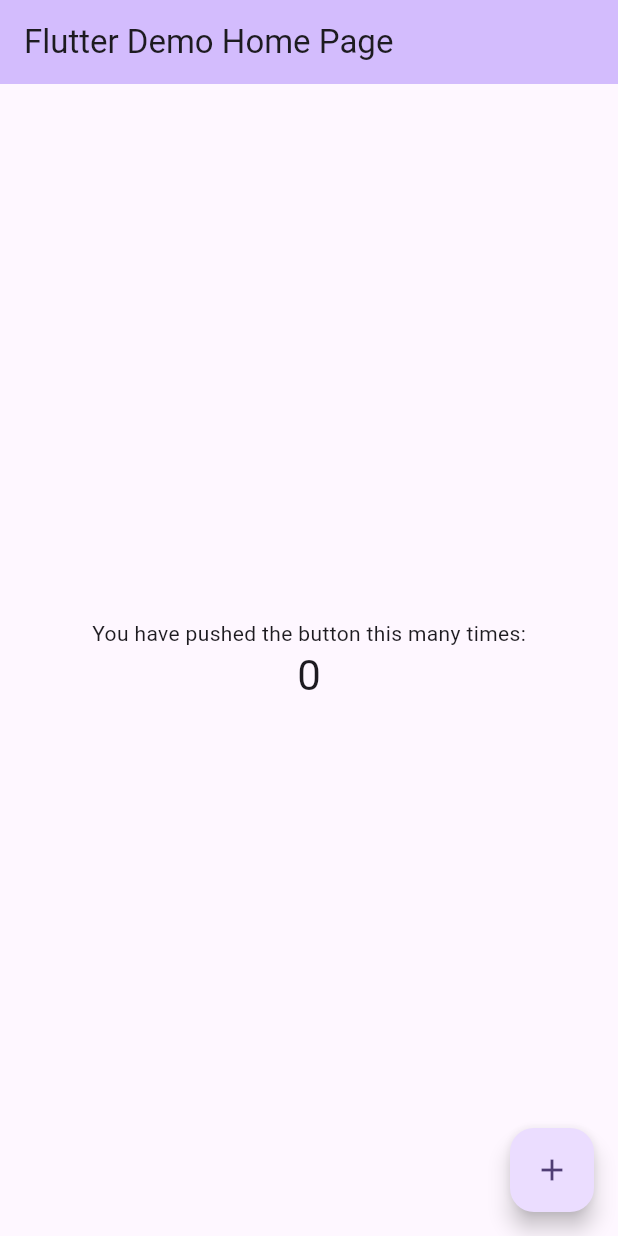
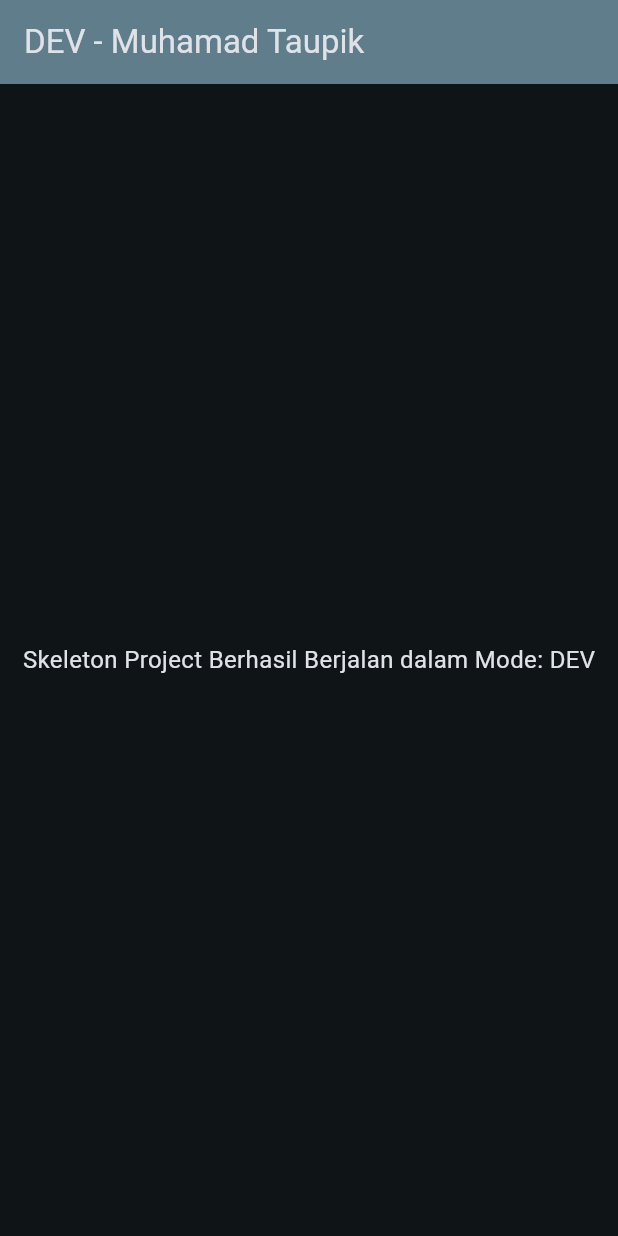
Before and after one commit to pik15/EAS_MPL_Taupik, a Flutter app: the screen it shows after launch, on a phone screen of 412 x 824 dp. Run offline on Flutter 3.47's test engine with Material 3 defaults, Android fonts, the phone set to English and light mode, and no system bars; our stand-ins replace dio, get_it, go_router.

Commit message:
feat: integrate core configuration, routing, and injection inside main.dart

```diff
--- a/lib/core/routing/app_router.dart
+++ b/lib/core/routing/app_router.dart
@@ -0,0 +1,14 @@
+import 'package:go_router/go_router.dart';
+import '../../features/home/presentation/pages/home_page.dart';
+
+class AppRouter {
+  static final router = GoRouter(
+    initialLocation: '/',
+    routes: [
+      GoRoute(
+        path: '/',
+        builder: (context, state) => const HomePage(),
+      ),
+    ],
+  );
+}
--- a/lib/features/home/presentation/pages/home_page.dart
+++ b/lib/features/home/presentation/pages/home_page.dart
@@ -0,0 +1,22 @@
+import 'package:flutter/material.dart';
+import '../../../../core/config/env_config.dart';
+
+class HomePage extends StatelessWidget {
+  const HomePage({super.key});
+
+  @override
+  Widget build(BuildContext context) {
+    return Scaffold(
+      appBar: AppBar(
+        title: Text(EnvConfig.appName), // Nama Dinamis sesuai Flavor
+        backgroundColor: EnvConfig.primaryColor,
+      ),
+      body: Center(
+        child: Text(
+          'Skeleton Project Berhasil Berjalan dalam Mode: ${EnvConfig.environment}',
+          style: const TextStyle(fontSize: 16),
+        ),
+      ),
+    );
+  }
+}
--- a/lib/main.dart
+++ b/lib/main.dart
@@ -1,122 +1,31 @@
 import 'package:flutter/material.dart';
+import 'core/config/env_config.dart';
+import 'core/di/injection.dart';
+import 'core/routing/app_router.dart';
 
 void main() {
-  runApp(const MyApp());
+  WidgetsFlutterBinding.ensureInitialized();
+
+  // Jalankan DI Container
+  setupLocator();
+
+  runApp(const FinalProjectApp());
 }
 
-class MyApp extends StatelessWidget {
-  const MyApp({super.key});
+class FinalProjectApp extends StatelessWidget {
+  const FinalProjectApp({super.key});
 
-  // This widget is the root of your application.
   @override
   Widget build(BuildContext context) {
-    return MaterialApp(
-      title: 'Flutter Demo',
+    return MaterialApp.router(
+      debugShowCheckedModeBanner: !EnvConfig.isProduction,
+      title: EnvConfig.appName,
       theme: ThemeData(
-        // This is the theme of your application.
-        //
-        // TRY THIS: Try running your application with "flutter run". You'll see
-        // the application has a purple toolbar. Then, without quitting the app,
-        // try changing the seedColor in the colorScheme below to Colors.green
-        // and then invoke "hot reload" (save your changes or press the "hot
-        // reload" button in a Flutter-supported IDE, or press "r" if you used
-        // the command line to start the app).
-        //
-        // Notice that the counter didn't reset back to zero; the application
-        // state is not lost during the reload. To reset the state, use hot
-        // restart instead.
-        //
-        // This works for code too, not just values: Most code changes can be
-        // tested with just a hot reload.
-        colorScheme: .fromSeed(seedColor: Colors.deepPurple),
+        useMaterial3: true,
+        colorSchemeSeed: EnvConfig.primaryColor,
+        brightness: Brightness.dark, // Karena NIM Ganjil (05), Default Tema Wajib Gelap (UAS Rule)
       ),
-      home: const MyHomePage(title: 'Flutter Demo Home Page'),
+      routerConfig: AppRouter.router,
     );
   }
 }
-
-class MyHomePage extends StatefulWidget {
-  const MyHomePage({super.key, required this.title});
-
-  // This widget is the home page of your application. It is stateful, meaning
-  // that it has a State object (defined below) that contains fields that affect
-  // how it looks.
-
-  // This class is the configuration for the state. It holds the values (in this
-  // case the title) provided by the parent (in this case the App widget) and
-  // used by the build method of the State. Fields in a Widget subclass are
-  // always marked "final".
-
-  final String title;
-
-  @override
-  State<MyHomePage> createState() => _MyHomePageState();
-}
-
-class _MyHomePageState extends State<MyHomePage> {
-  int _counter = 0;
-
-  void _incrementCounter() {
-    setState(() {
-      // This call to setState tells the Flutter framework that something has
-      // changed in this State, which causes it to rerun the build method below
-      // so that the display can reflect the updated values. If we changed
-      // _counter without calling setState(), then the build method would not be
-      // called again, and so nothing would appear to happen.
-      _counter++;
-    });
-  }
-
-  @override
-  Widget build(BuildContext context) {
-    // This method is rerun every time setState is called, for instance as done
-    // by the _incrementCounter method above.
-    //
-    // The Flutter framework has been optimized to make rerunning build methods
-    // fast, so that you can just rebuild anything that needs updating rather
-    // than having to individually change instances of widgets.
-    return Scaffold(
-      appBar: AppBar(
-        // TRY THIS: Try changing the color here to a specific color (to
-        // Colors.amber, perhaps?) and trigger a hot reload to see the AppBar
-        // change color while the other colors stay the same.
-        backgroundColor: Theme.of(context).colorScheme.inversePrimary,
-        // Here we take the value from the MyHomePage object that was created by
-        // the App.build method, and use it to set our appbar title.
-        title: Text(widget.title),
-      ),
-      body: Center(
-        // Center is a layout widget. It takes a single child and positions it
-        // in the middle of the parent.
-        child: Column(
-          // Column is also a layout widget. It takes a list of children and
-          // arranges them vertically. By default, it sizes itself to fit its
-          // children horizontally, and tries to be as tall as its parent.
-          //
-          // Column has various properties to control how it sizes itself and
-          // how it positions its children. Here we use mainAxisAlignment to
-          // center the children vertically; the main axis here is the vertical
-          // axis because Columns are vertical (the cross axis would be
-          // horizontal).
-          //
-          // TRY THIS: Invoke "debug painting" (choose the "Toggle Debug Paint"
-          // action in the IDE, or press "p" in the console), to see the
-          // wireframe for each widget.
-          mainAxisAlignment: .center,
-          children: [
-            const Text('You have pushed the button this many times:'),
-            Text(
-              '$_counter',
-              style: Theme.of(context).textTheme.headlineMedium,
-            ),
-          ],
-        ),
-      ),
-      floatingActionButton: FloatingActionButton(
-        onPressed: _incrementCounter,
-        tooltip: 'Increment',
-        child: const Icon(Icons.add),
-      ),
-    );
-  }
-}
```
